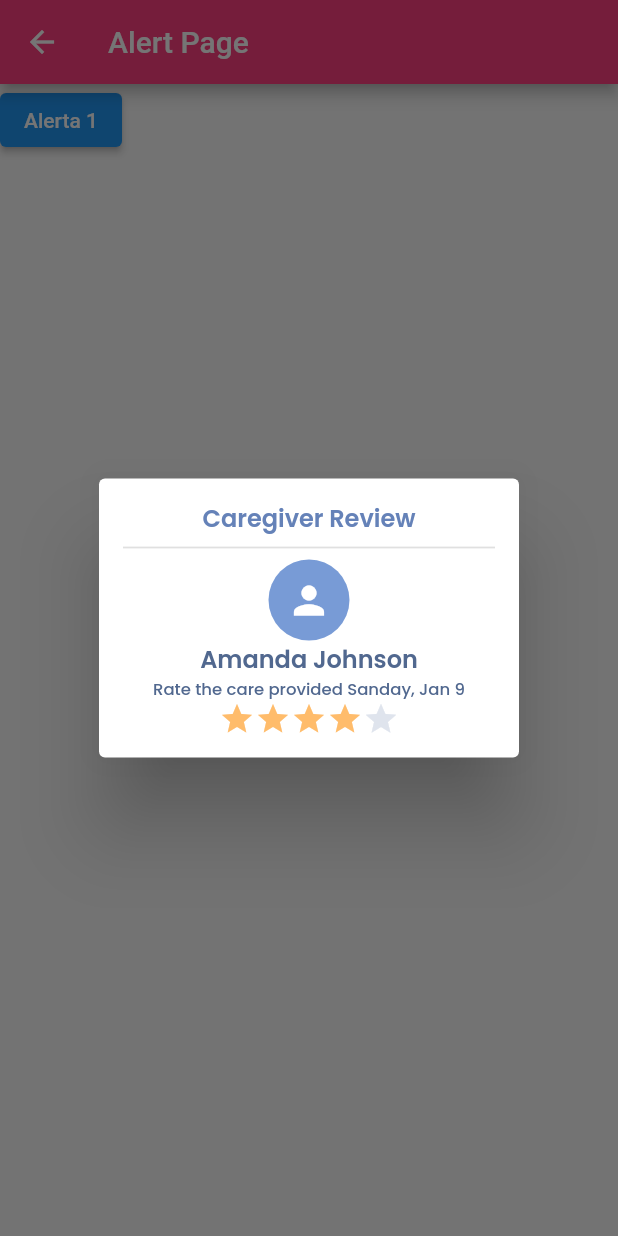
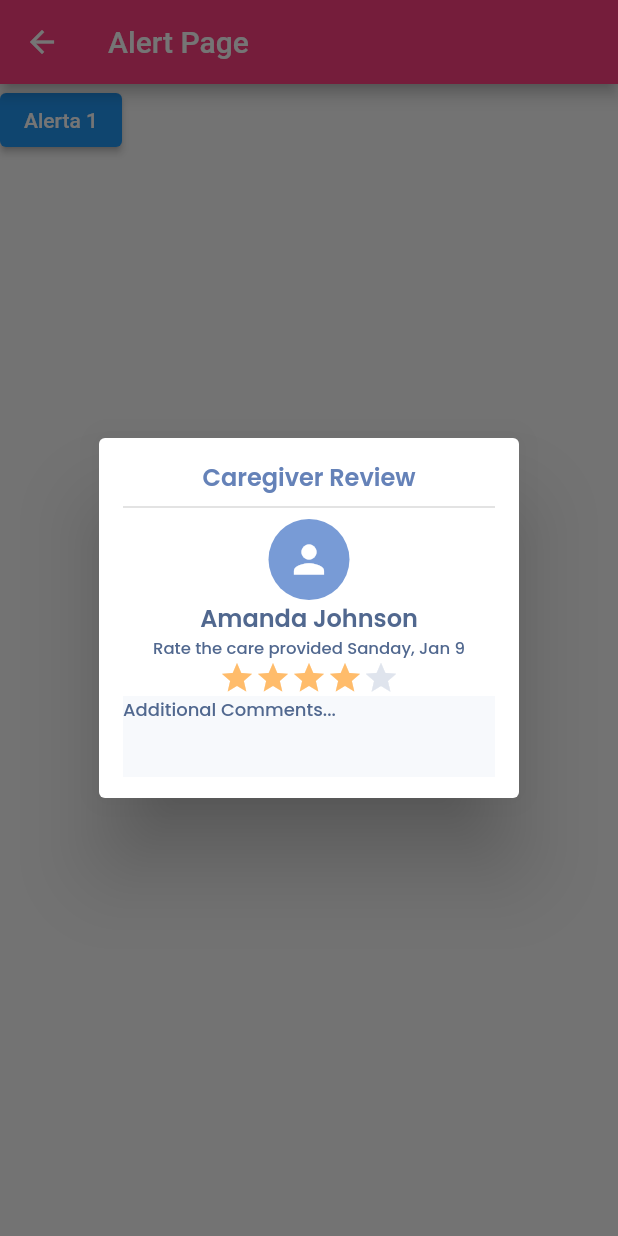
Before and after one commit to eeBarrionuevo/codigo6_components, a Flutter app: the AlertPage screen opened directly, after a tap on "Alerta 1", on a phone screen of 412 x 824 dp. Run offline on Flutter 3.47's test engine with Material 2 defaults, Android fonts, the phone set to English and light mode, and no system bars; our stand-ins replace google_fonts; network calls fail.

Commit message:
Mods comments

```diff
--- a/lib/pages/alert_page.dart
+++ b/lib/pages/alert_page.dart
@@ -116,6 +116,20 @@ class AlertPage extends StatelessWidget {
                   ),
                 ],
               ),
+
+              Container(
+                width: double.infinity,
+                height: 54,
+                color: Color(0xffF7F9FC),
+                child: Text(
+                  "Additional Comments...",
+                  style: GoogleFonts.poppins(
+                    color: Color(0xff51688F),
+                    fontWeight: FontWeight.w500,
+                    fontSize: 12.0,
+                  ),
+                ),
+              ),
             ],
           ),
         );
```
